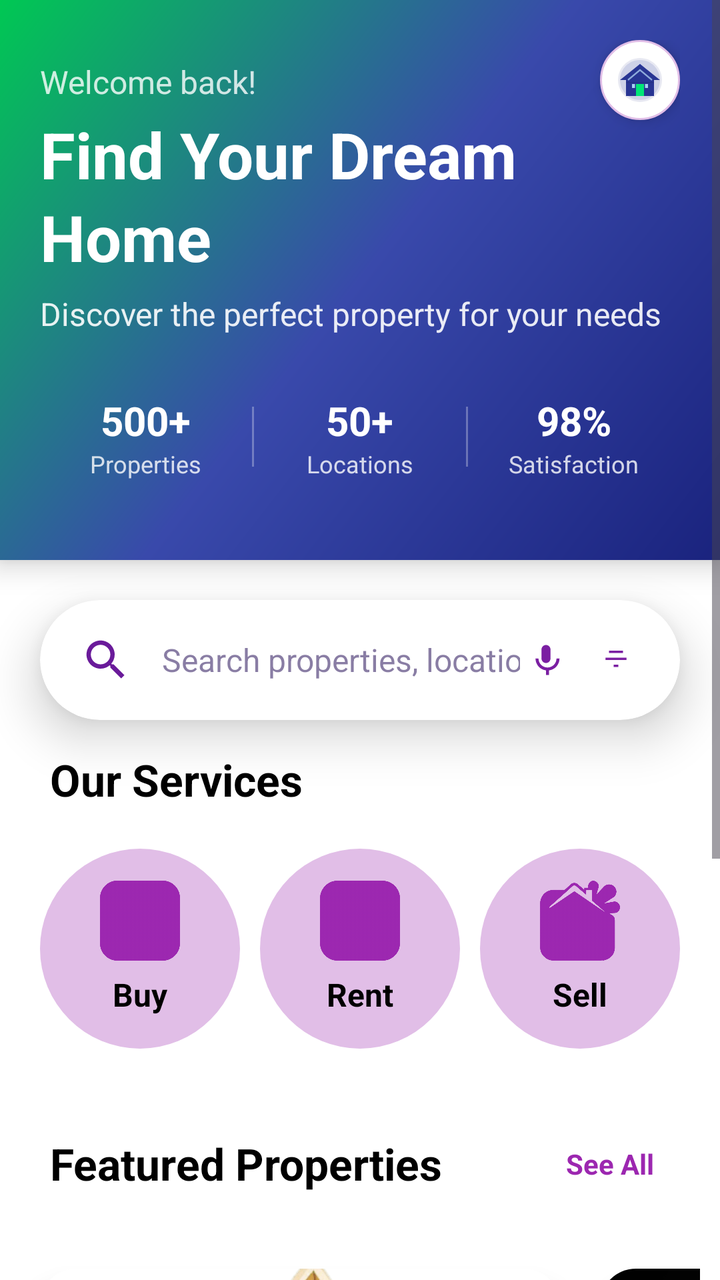
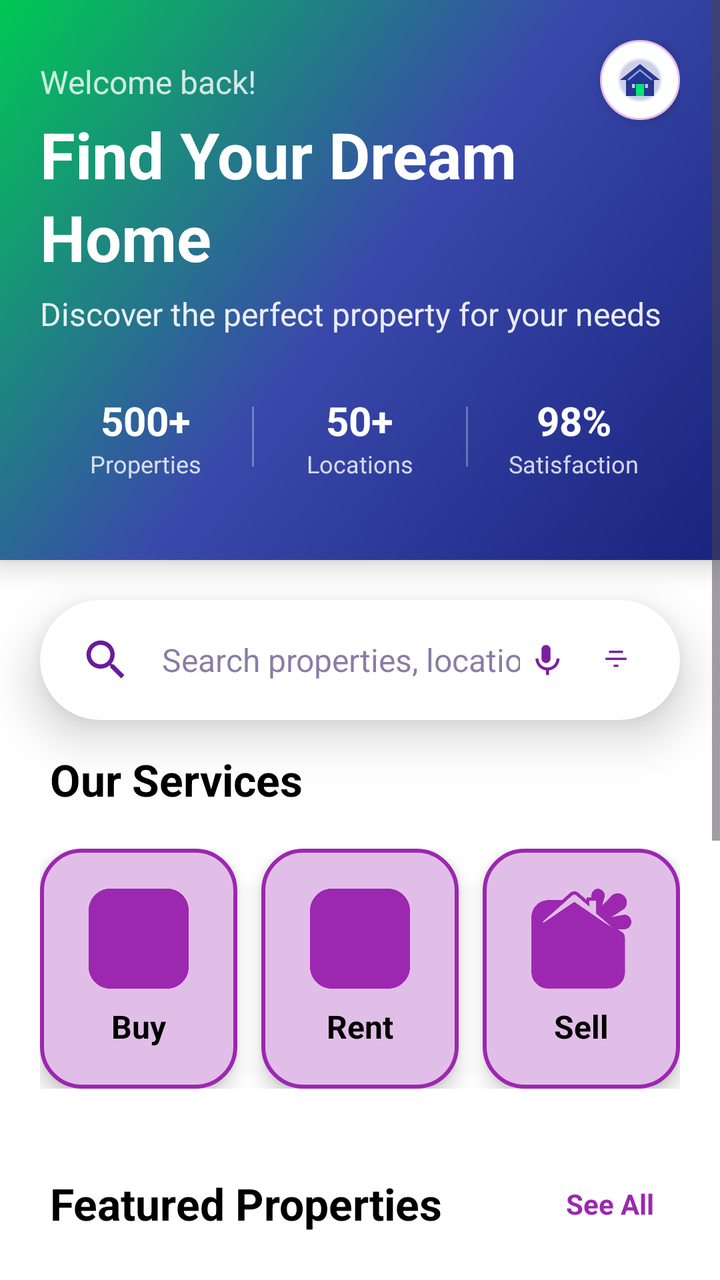

The first picture is an Android layout as it rendered before a commit; the second is the same layout after the commit. The layout source and the unified diff follow.
<!-- AndroidManifest.xml: application theme Theme.RealEstate -->
<!-- res/layout/activity_home_page.xml -->
<?xml version="1.0" encoding="utf-8"?>
<androidx.constraintlayout.widget.ConstraintLayout xmlns:android="http://schemas.android.com/apk/res/android"
    xmlns:app="http://schemas.android.com/apk/res-auto"
    xmlns:tools="http://schemas.android.com/tools"
    android:id="@+id/main"
    android:layout_width="match_parent"
    android:layout_height="match_parent"
    android:background="@color/white"
    tools:context=".HomePage">

    <ScrollView
        android:layout_width="0dp"
        android:layout_height="0dp"
        android:fillViewport="true"
        android:fadingEdgeLength="50dp"
        app:layout_constraintTop_toTopOf="parent"
        app:layout_constraintBottom_toBottomOf="parent"
        app:layout_constraintStart_toStartOf="parent"
        app:layout_constraintEnd_toEndOf="parent">

        <LinearLayout
            android:layout_width="match_parent"
            android:layout_height="wrap_content"
            android:orientation="vertical"
            android:padding="0dp">

            
            <androidx.cardview.widget.CardView
                android:layout_width="match_parent"
                android:layout_height="280dp"
                app:cardCornerRadius="0dp"
                app:cardElevation="8dp"
                android:layout_marginBottom="10dp">

                <RelativeLayout
                    android:layout_width="match_parent"
                    android:layout_height="match_parent"
                    android:background="@drawable/gradient_bg"
                    android:padding="20dp">

                    
                    <ImageView
                        android:id="@+id/profileIcon"
                        android:layout_width="40dp"
                        android:layout_height="40dp"
                        android:layout_alignParentTop="true"
                        android:layout_alignParentEnd="true"
                        android:background="@drawable/circle_white_bg"
                        android:elevation="4dp"
                        android:padding="8dp"
                        android:scaleX="1"
                        android:scaleY="1"
                        android:src="@drawable/home_icon"
                        android:translationY="0dp" />


                    
                    <TextView
                        android:id="@+id/welcomeText"
                        android:layout_width="wrap_content"
                        android:layout_height="wrap_content"
                        android:layout_alignParentStart="true"
                        android:layout_marginTop="10dp"
                        android:alpha="0.8"
                        android:text="Welcome back!"
                        android:textColor="@color/white"
                        android:textSize="16sp" />

                    
                    <TextView
                        android:id="@+id/headerTitle"
                        android:layout_width="wrap_content"
                        android:layout_height="wrap_content"
                        android:layout_below="@id/welcomeText"
                        android:layout_alignParentStart="true"
                        android:layout_marginTop="4dp"
                        android:lineSpacingExtra="4dp"
                        android:text="Find Your Dream Home"
                        android:textColor="@color/white"
                        android:textSize="32sp"
                        android:textStyle="bold" />

                    
                    <TextView
                        android:id="@+id/subTitle"
                        android:layout_width="wrap_content"
                        android:layout_height="wrap_content"
                        android:layout_below="@id/headerTitle"
                        android:layout_alignParentStart="true"
                        android:layout_marginTop="6dp"
                        android:alpha="0.9"
                        android:text="Discover the perfect property for your needs"
                        android:textColor="@color/white"
                        android:textSize="16sp" />

                    
                    <LinearLayout
                        android:layout_width="match_parent"
                        android:layout_height="wrap_content"
                        android:layout_alignParentBottom="true"
                        android:layout_marginBottom="20dp"
                        android:gravity="center"
                        android:orientation="horizontal">

                        <LinearLayout
                            android:layout_width="0dp"
                            android:layout_height="wrap_content"
                            android:layout_weight="1"
                            android:gravity="center"
                            android:orientation="vertical">

                            <TextView
                                android:layout_width="wrap_content"
                                android:layout_height="wrap_content"
                                android:text="500+"
                                android:textColor="@color/white"
                                android:textSize="20sp"
                                android:textStyle="bold" />

                            <TextView
                                android:layout_width="wrap_content"
                                android:layout_height="wrap_content"
                                android:alpha="0.8"
                                android:text="Properties"
                                android:textColor="@color/white"
                                android:textSize="12sp" />
                        </LinearLayout>

                        <View
                            android:layout_width="1dp"
                            android:layout_height="30dp"
                            android:alpha="0.3"
                            android:background="@color/white" />

                        <LinearLayout
                            android:layout_width="0dp"
                            android:layout_height="wrap_content"
                            android:layout_weight="1"
                            android:gravity="center"
                            android:orientation="vertical">

                            <TextView
                                android:layout_width="wrap_content"
                                android:layout_height="wrap_content"
                                android:text="50+"
                                android:textColor="@color/white"
                                android:textSize="20sp"
                                android:textStyle="bold" />

                            <TextView
                                android:layout_width="wrap_content"
                                android:layout_height="wrap_content"
                                android:alpha="0.8"
                                android:text="Locations"
                                android:textColor="@color/white"
                                android:textSize="12sp" />
                        </LinearLayout>

                        <View
                            android:layout_width="1dp"
                            android:layout_height="30dp"
                            android:alpha="0.3"
                            android:background="@color/white" />

                        <LinearLayout
                            android:layout_width="0dp"
                            android:layout_height="wrap_content"
                            android:layout_weight="1"
                            android:gravity="center"
                            android:orientation="vertical">

                            <TextView
                                android:layout_width="wrap_content"
                                android:layout_height="wrap_content"
                                android:text="98%"
                                android:textColor="@color/white"
                                android:textSize="20sp"
                                android:textStyle="bold" />

                            <TextView
                                android:layout_width="wrap_content"
                                android:layout_height="wrap_content"
                                android:alpha="0.8"
                                android:text="Satisfaction"
                                android:textColor="@color/white"
                                android:textSize="12sp" />
                        </LinearLayout>
                    </LinearLayout>

                </RelativeLayout>
            </androidx.cardview.widget.CardView>

            
            <androidx.cardview.widget.CardView
                android:id="@+id/searchCardView"
                android:layout_width="match_parent"
                android:layout_height="60dp"
                android:layout_marginStart="20dp"
                android:layout_marginEnd="20dp"
                android:layout_marginTop="10dp"
                app:cardCornerRadius="30dp"
                app:cardElevation="14dp"
                app:cardBackgroundColor="@android:color/white"
                android:clipToOutline="true">

                <LinearLayout
                    android:layout_width="match_parent"
                    android:layout_height="match_parent"
                    android:paddingStart="20dp"
                    android:paddingEnd="20dp"
                    android:gravity="center_vertical"
                    android:orientation="horizontal">

                    
                    <ImageView
                        android:layout_width="26dp"
                        android:layout_height="26dp"
                        android:src="@drawable/ic_search"
                        app:tint="@color/purple_800"/>

                    
                    <EditText
                        android:id="@+id/searchInput"
                        android:layout_width="0dp"
                        android:layout_height="wrap_content"
                        android:layout_marginStart="15dp"
                        android:layout_weight="1"
                        android:background="@android:color/transparent"
                        android:hint="Search properties, locations..."
                        android:minHeight="48dp"
                        android:textColor="@color/black"
                        android:textColorHint="#993B2667"
                        android:textSize="16sp"
                        android:padding="0dp"
                        android:inputType="text" />

                    
                    <ImageView
                        android:id="@+id/micButton"
                        android:layout_width="26dp"
                        android:layout_height="26dp"
                        android:layout_marginEnd="10dp"
                        android:src="@drawable/ic_mic"
                        app:tint="@color/purple_700"
                        android:padding="4dp" />

                    
                    <ImageView
                        android:id="@+id/filterIcon"
                        android:layout_width="24dp"
                        android:layout_height="24dp"
                        android:src="@drawable/ic_filter"
                        app:tint="@color/purple_700"
                        android:padding="5dp"/>

                </LinearLayout>
            </androidx.cardview.widget.CardView>


            
            <TextView
                android:id="@+id/servicesTitle"
                android:layout_width="wrap_content"
                android:layout_height="wrap_content"
                android:text="Our Services"
                android:textColor="@color/black"
                android:textSize="22sp"
                android:textStyle="bold"
                android:layout_marginStart="25dp"
                android:layout_marginTop="15dp" />

            
            <LinearLayout
                android:layout_width="match_parent"
                android:layout_height="wrap_content"
                android:orientation="horizontal"
                android:weightSum="3"
                android:padding="20dp">

                
                <LinearLayout
                    android:id="@+id/buyLayout"
                    android:layout_width="0dp"
                    android:layout_height="100dp"
                    android:layout_weight="1"
                    android:orientation="vertical"
                    android:gravity="center"
                    android:background="@drawable/circle_purple_light_bg"
                    android:padding="10dp">

                    <ImageView
                        android:layout_width="40dp"
                        android:layout_height="40dp"
                        android:src="@drawable/icon1"
                        app:tint="@color/purple_500" />

                    <TextView
                        android:layout_width="wrap_content"
                        android:layout_height="wrap_content"
                        android:text="Buy"
                        android:textStyle="bold"
                        android:textSize="16sp"
                        android:textColor="@color/black"
                        android:layout_marginTop="6dp" />
                </LinearLayout>

                
                <LinearLayout
                    android:id="@+id/rentLayout"
                    android:layout_width="0dp"
                    android:layout_height="100dp"
                    android:layout_weight="1"
                    android:orientation="vertical"
                    android:gravity="center"
                    android:background="@drawable/circle_purple_light_bg"
                    android:padding="10dp"
                    android:layout_marginStart="10dp"
                    android:layout_marginEnd="10dp">

                    <ImageView
                        android:layout_width="40dp"
                        android:layout_height="40dp"
                        android:src="@drawable/icon2"
                        app:tint="@color/purple_500" />

                    <TextView
                        android:layout_width="wrap_content"
                        android:layout_height="wrap_content"
                        android:text="Rent"
                        android:textStyle="bold"
                        android:textSize="16sp"
                        android:textColor="@color/black"
                        android:layout_marginTop="6dp" />
                </LinearLayout>

                
                <LinearLayout
                    android:id="@+id/sellLayout"
                    android:layout_width="0dp"
                    android:layout_height="100dp"
                    android:layout_weight="1"
                    android:orientation="vertical"
                    android:gravity="center"
                    android:background="@drawable/circle_purple_light_bg"
                    android:padding="10dp">

                    <ImageView
                        android:layout_width="40dp"
                        android:layout_height="40dp"
                        android:src="@drawable/icon3"
                        app:tint="@color/purple_500" />

                    <TextView
                        android:layout_width="wrap_content"
                        android:layout_height="wrap_content"
                        android:text="Sell"
                        android:textStyle="bold"
                        android:textSize="16sp"
                        android:textColor="@color/black"
                        android:layout_marginTop="6dp" />
                </LinearLayout>

            </LinearLayout>

            
            <LinearLayout
                android:layout_width="match_parent"
                android:layout_height="wrap_content"
                android:orientation="horizontal"
                android:gravity="center_vertical"
                android:layout_marginTop="20dp"
                android:layout_marginStart="25dp"
                android:layout_marginEnd="25dp"
                android:layout_marginBottom="15dp">

                <TextView
                    android:id="@+id/featuredPropertiesTitle"
                    android:layout_width="0dp"
                    android:layout_height="wrap_content"
                    android:layout_weight="1"
                    android:text="Featured Properties"
                    android:textColor="@color/black"
                    android:textSize="22sp"
                    android:textStyle="bold" />

                <TextView
                    android:id="@+id/seeAllText"
                    android:layout_width="wrap_content"
                    android:layout_height="wrap_content"
                    android:padding="8dp"
                    android:text="See All"
                    android:textColor="@color/purple_500"
                    android:textSize="14sp"
                    android:textStyle="bold" />
            </LinearLayout>

            
            <HorizontalScrollView
                android:id="@+id/propertySlider"
                android:layout_width="match_parent"
                android:layout_height="wrap_content"
                android:padding="10dp"
                android:scrollbars="none">

                <LinearLayout
                    android:layout_width="wrap_content"
                    android:layout_height="wrap_content"
                    android:orientation="horizontal">

                    
                    <androidx.cardview.widget.CardView
                        android:id="@+id/propertyCard1"
                        android:layout_width="260dp"
                        android:layout_height="300dp"
                        android:layout_margin="10dp"
                        app:cardCornerRadius="18dp"
                        app:cardElevation="8dp">

                        <LinearLayout
                            android:layout_width="match_parent"
                            android:layout_height="match_parent"
                            android:orientation="vertical">

                            <ImageView
                                android:layout_width="match_parent"
                                android:layout_height="180dp"
                                android:scaleType="centerCrop"
                                android:src="@drawable/villa" />

                            <TextView
                                android:layout_width="match_parent"
                                android:layout_height="wrap_content"
                                android:text="Luxury Villa"
                                android:textStyle="bold"
                                android:textSize="18sp"
                                android:padding="10dp" />

                        </LinearLayout>
                    </androidx.cardview.widget.CardView>

                    
                    <androidx.cardview.widget.CardView
                        android:id="@+id/propertyCard2"
                        android:layout_width="260dp"
                        android:layout_height="300dp"
                        android:layout_margin="10dp"
                        app:cardCornerRadius="18dp"
                        app:cardElevation="8dp">

                        <LinearLayout
                            android:layout_width="match_parent"
                            android:layout_height="match_parent"
                            android:orientation="vertical">

                            <ImageView
                                android:layout_width="match_parent"
                                android:layout_height="180dp"
                                android:scaleType="centerCrop"
                                android:src="@drawable/icon1" />

                            <TextView
                                android:layout_width="match_parent"
                                android:layout_height="wrap_content"
                                android:text="Modern Apartment"
                                android:textStyle="bold"
                                android:textSize="18sp"
                                android:padding="10dp" />

                        </LinearLayout>
                    </androidx.cardview.widget.CardView>

                </LinearLayout>

            </HorizontalScrollView>

        </LinearLayout>
    </ScrollView>

</androidx.constraintlayout.widget.ConstraintLayout>
<!-- resources referenced by this layout -->
<resources>
  <color name="black">#FF000000</color>
  <color name="purple_500">#9C27B0</color>
  <color name="purple_700">#7B1FA2</color>
  <color name="purple_800">#6A1B9A</color>
  <color name="white">#FFFFFFFF</color>
  <!-- drawable circle_purple_light_bg (drawable) -->
  <?xml version="1.0" encoding="utf-8"?>
  <shape xmlns:android="http://schemas.android.com/apk/res/android"
      android:shape="oval">
      <solid android:color="@color/purple_100" />
  </shape>
  <!-- drawable circle_white_bg (drawable) -->
  <?xml version="1.0" encoding="utf-8"?>
  <shape xmlns:android="http://schemas.android.com/apk/res/android"
      android:shape="oval">
      <solid android:color="@color/white" />
      <stroke
          android:width="1dp"
          android:color="@color/purple_100" />
  </shape>
  <!-- drawable gradient_bg (drawable) -->
  <?xml version="1.0" encoding="utf-8"?>
  <shape xmlns:android="http://schemas.android.com/apk/res/android">
      <gradient xmlns:android="http://schemas.android.com/apk/res/android"
          android:startColor="#1A237E"
          android:centerColor="#3949AB"
          android:endColor="#00C853"
          android:angle="135"
          android:type="linear" />
  
  </shape>
  <!-- drawable ic_filter (drawable) -->
  <?xml version="1.0" encoding="utf-8"?>
  <vector xmlns:android="http://schemas.android.com/apk/res/android"
      android:width="24dp"
      android:height="24dp"
      android:viewportWidth="24"
      android:viewportHeight="24">
  
      
      <path
          android:fillColor="#3B2667"
          android:pathData="M10 18h4v-2h-4v2zm-7-8v2h18v-2H3zm3-6v2h12V4H6z"/>
  </vector>
  <!-- drawable ic_mic (drawable) -->
  <?xml version="1.0" encoding="utf-8"?>
  <vector xmlns:android="http://schemas.android.com/apk/res/android"
      android:width="24dp"
      android:height="24dp"
      android:viewportWidth="24"
      android:viewportHeight="24">
  
      
      <path
          android:fillColor="#3B2667"
          android:pathData="M12,14c1.66,0 3,-1.34 3,-3V5c0,-1.66 -1.34,-3 -3,-3S9,3.34 9,5v6c0,1.66 1.34,3 3,3z"/>
  
      
      <path
          android:fillColor="#3B2667"
          android:pathData="M19,11c0,3.31 -2.69,6 -6,6s-6,-2.69 -6,-6h-2c0,4.08 3.05,7.44 7,7.93V22h2v-3.07c3.95,-0.49 7,-3.85 7,-7.93h-2z"/>
  </vector>
  <!-- drawable ic_search (drawable) -->
  <?xml version="1.0" encoding="utf-8"?>
  <vector xmlns:android="http://schemas.android.com/apk/res/android"
      android:width="24dp"
      android:height="24dp"
      android:viewportWidth="24"
      android:viewportHeight="24">
      <path
          android:fillColor="#5A2DFF"
          android:pathData="M15.5,14h-0.79l-0.28,-0.27C15.41,12.59 16,11.11 16,9.5 16,5.91 13.09,3 9.5,3 5.91,3 3,5.91 3,9.5 3,13.09 5.91,16 9.5,16c1.61,0 3.09,-0.59 4.23,-1.57l0.27,0.28v0.79l5,4.99L20.49,19l-4.99,-5zm-6,0C7.01,14 5,11.99 5,9.5 5,7.01 7.01,5 9.5,5 11.99,5 14,7.01 14,9.5 14,11.99 11.99,14 9.5,14z"/>
  </vector>
  <style name="Theme.RealEstate" parent="Base.Theme.RealEstate" />
  <color name="purple_100">#E1BEE7</color>
  <style name="Base.Theme.RealEstate" parent="Theme.Material3.DayNight.NoActionBar">
          
          
      </style>
  <!-- unchanged entries left out for length: 5 -->
</resources>

<!-- the commit's change to res/layout/activity_home_page.xml (unified diff, before → after) -->
@@ -200,8 +200,8 @@
                 android:layout_marginTop="10dp"
                 app:cardCornerRadius="30dp"
                 app:cardElevation="14dp"
-                app:cardBackgroundColor="@android:color/white"
-                android:clipToOutline="true">
+                android:clipToOutline="true"
+                android:background="@drawable/circle_white_bg">
 
                 <LinearLayout
                     android:layout_width="match_parent"
@@ -252,7 +252,6 @@
                         android:src="@drawable/ic_filter"
                         app:tint="@color/purple_700"
                         android:padding="5dp"/>
-
                 </LinearLayout>
             </androidx.cardview.widget.CardView>
 
@@ -275,22 +274,26 @@
                 android:layout_height="wrap_content"
                 android:orientation="horizontal"
                 android:weightSum="3"
-                android:padding="20dp">
+                android:padding="20dp"
+                android:gravity="center_vertical">
 
                 
                 <LinearLayout
                     android:id="@+id/buyLayout"
                     android:layout_width="0dp"
-                    android:layout_height="100dp"
+                    android:layout_height="120dp"
                     android:layout_weight="1"
                     android:orientation="vertical"
                     android:gravity="center"
-                    android:background="@drawable/circle_purple_light_bg"
-                    android:padding="10dp">
-
-                    <ImageView
-                        android:layout_width="40dp"
-                        android:layout_height="40dp"
+                    android:background="@drawable/bg_service_button"
+                    android:padding="15dp"
+                    android:elevation="6dp"
+                    android:clickable="true"
+                    android:focusable="true">
+
+                    <ImageView
+                        android:layout_width="50dp"
+                        android:layout_height="50dp"
                         android:src="@drawable/icon1"
                         app:tint="@color/purple_500" />
 
@@ -301,25 +304,28 @@
                         android:textStyle="bold"
                         android:textSize="16sp"
                         android:textColor="@color/black"
-                        android:layout_marginTop="6dp" />
+                        android:layout_marginTop="8dp" />
                 </LinearLayout>
 
                 
                 <LinearLayout
                     android:id="@+id/rentLayout"
                     android:layout_width="0dp"
-                    android:layout_height="100dp"
+                    android:layout_height="120dp"
                     android:layout_weight="1"
                     android:orientation="vertical"
                     android:gravity="center"
-                    android:background="@drawable/circle_purple_light_bg"
-                    android:padding="10dp"
-                    android:layout_marginStart="10dp"
-                    android:layout_marginEnd="10dp">
-
-                    <ImageView
-                        android:layout_width="40dp"
-                        android:layout_height="40dp"
+                    android:background="@drawable/bg_service_button"
+                    android:padding="15dp"
+                    android:layout_marginStart="12dp"
+                    android:layout_marginEnd="12dp"
+                    android:elevation="6dp"
+                    android:clickable="true"
+                    android:focusable="true">
+
+                    <ImageView
+                        android:layout_width="50dp"
+                        android:layout_height="50dp"
                         android:src="@drawable/icon2"
                         app:tint="@color/purple_500" />
 
@@ -330,23 +336,26 @@
                         android:textStyle="bold"
                         android:textSize="16sp"
                         android:textColor="@color/black"
-                        android:layout_marginTop="6dp" />
+                        android:layout_marginTop="8dp" />
                 </LinearLayout>
 
                 
                 <LinearLayout
                     android:id="@+id/sellLayout"
                     android:layout_width="0dp"
-                    android:layout_height="100dp"
+                    android:layout_height="120dp"
                     android:layout_weight="1"
                     android:orientation="vertical"
                     android:gravity="center"
-                    android:background="@drawable/circle_purple_light_bg"
-                    android:padding="10dp">
-
-                    <ImageView
-                        android:layout_width="40dp"
-                        android:layout_height="40dp"
+                    android:background="@drawable/bg_service_button"
+                    android:padding="15dp"
+                    android:elevation="6dp"
+                    android:clickable="true"
+                    android:focusable="true">
+
+                    <ImageView
+                        android:layout_width="50dp"
+                        android:layout_height="50dp"
                         android:src="@drawable/icon3"
                         app:tint="@color/purple_500" />
 
@@ -357,10 +366,11 @@
                         android:textStyle="bold"
                         android:textSize="16sp"
                         android:textColor="@color/black"
-                        android:layout_marginTop="6dp" />
+                        android:layout_marginTop="8dp" />
                 </LinearLayout>
 
             </LinearLayout>
+
 
             
             <LinearLayout
<!-- resource entries referenced after the edit -->
@@ -5,11 +5,20 @@
   <color name="purple_700">#7B1FA2</color>
   <color name="purple_800">#6A1B9A</color>
   <color name="white">#FFFFFFFF</color>
-  <!-- drawable circle_purple_light_bg (drawable) -->
+  <!-- drawable bg_service_button (drawable) -->
   <?xml version="1.0" encoding="utf-8"?>
   <shape xmlns:android="http://schemas.android.com/apk/res/android"
-      android:shape="oval">
+      android:shape="rectangle">
       <solid android:color="@color/purple_100" />
+      <corners android:radius="20dp"/>
+      <padding
+          android:left="10dp"
+          android:top="10dp"
+          android:right="10dp"
+          android:bottom="10dp"/>
+      <stroke
+          android:width="2dp"
+          android:color="@color/purple_500"/>
   </shape>
   <!-- drawable circle_white_bg (drawable) -->
   <?xml version="1.0" encoding="utf-8"?>
